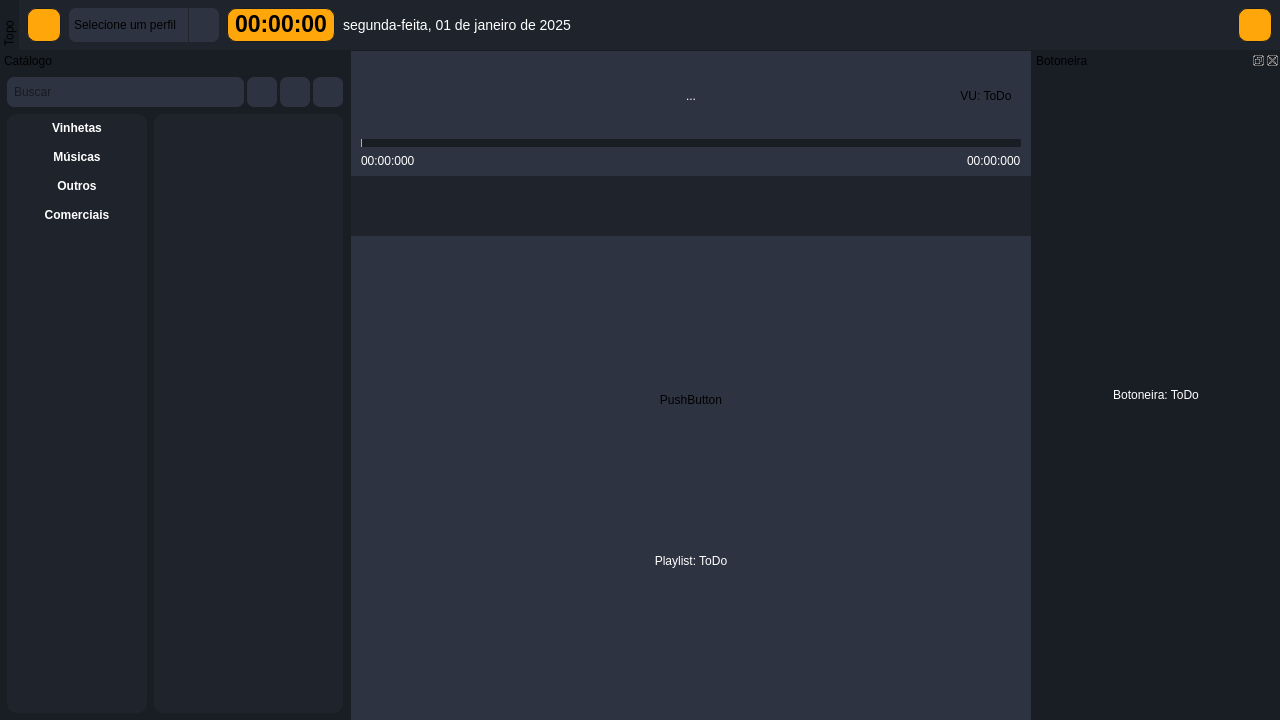
Old version of the form frontend/flow.ui in the repository BrunoCardosoFS/NaxiStudioFlow.
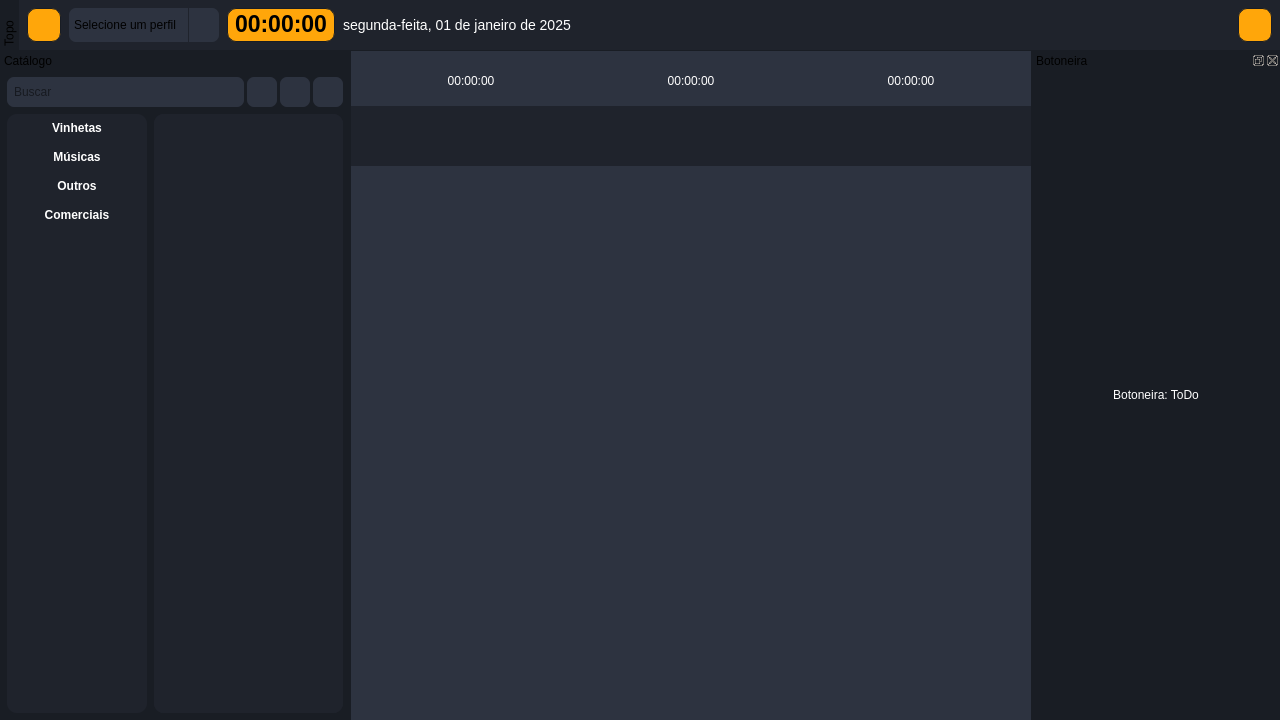
New version of the form. Icons and pictures are not drawn.

Commit message: Added a clipPath to the PlaylistItem painter

```diff
--- a/frontend/flow.ui
+++ b/frontend/flow.ui
@@ -325,7 +325,7 @@
        <item>
         <widget class="QWidget" name="PlayerInfo" native="true">
          <property name="sizePolicy">
-          <sizepolicy hsizetype="Expanding" vsizetype="Expanding">
+          <sizepolicy hsizetype="Expanding" vsizetype="Fixed">
            <horstretch>0</horstretch>
            <verstretch>0</verstretch>
           </sizepolicy>
@@ -333,10 +333,16 @@
          <property name="minimumSize">
           <size>
            <width>0</width>
-           <height>100</height>
+           <height>50</height>
           </size>
          </property>
-         <layout class="QVBoxLayout" name="verticalLayout_5">
+         <property name="maximumSize">
+          <size>
+           <width>16777215</width>
+           <height>50</height>
+          </size>
+         </property>
+         <layout class="QHBoxLayout" name="horizontalLayout_3">
           <property name="spacing">
            <number>0</number>
           </property>
@@ -353,190 +359,60 @@
            <number>0</number>
           </property>
           <item>
-           <widget class="QWidget" name="PlayerInfos" native="true">
+           <widget class="QLabel" name="label_7">
             <property name="sizePolicy">
              <sizepolicy hsizetype="Expanding" vsizetype="Expanding">
               <horstretch>0</horstretch>
               <verstretch>0</verstretch>
              </sizepolicy>
             </property>
-            <layout class="QHBoxLayout" name="horizontalLayout_4">
-             <property name="spacing">
-              <number>5</number>
-             </property>
-             <property name="leftMargin">
-              <number>0</number>
-             </property>
-             <property name="topMargin">
-              <number>0</number>
-             </property>
-             <property name="rightMargin">
-              <number>0</number>
-             </property>
-             <property name="bottomMargin">
-              <number>5</number>
-             </property>
-             <item>
-              <widget class="QLabel" name="PlayerCover">
-               <property name="sizePolicy">
-                <sizepolicy hsizetype="Fixed" vsizetype="Fixed">
-                 <horstretch>0</horstretch>
-                 <verstretch>0</verstretch>
-                </sizepolicy>
-               </property>
-               <property name="minimumSize">
-                <size>
-                 <width>70</width>
-                 <height>70</height>
-                </size>
-               </property>
-               <property name="maximumSize">
-                <size>
-                 <width>70</width>
-                 <height>70</height>
-                </size>
-               </property>
-               <property name="text">
-                <string/>
-               </property>
-               <property name="pixmap">
-                <pixmap resource="resources/flow.qrc">:/images/icons/media-music.svg</pixmap>
-               </property>
-               <property name="scaledContents">
-                <bool>true</bool>
-               </property>
-               <property name="alignment">
-                <set>Qt::AlignmentFlag::AlignCenter</set>
-               </property>
-              </widget>
-             </item>
-             <item>
-              <widget class="QLabel" name="PlayerTitle">
-               <property name="sizePolicy">
-                <sizepolicy hsizetype="Expanding" vsizetype="Expanding">
-                 <horstretch>0</horstretch>
-                 <verstretch>0</verstretch>
-                </sizepolicy>
-               </property>
-               <property name="text">
-                <string>...</string>
-               </property>
-               <property name="alignment">
-                <set>Qt::AlignmentFlag::AlignCenter</set>
-               </property>
-               <property name="wordWrap">
-                <bool>true</bool>
-               </property>
-              </widget>
-             </item>
-             <item>
-              <widget class="QWidget" name="PlayerVU" native="true">
-               <property name="sizePolicy">
-                <sizepolicy hsizetype="Fixed" vsizetype="Fixed">
-                 <horstretch>0</horstretch>
-                 <verstretch>0</verstretch>
-                </sizepolicy>
-               </property>
-               <property name="minimumSize">
-                <size>
-                 <width>70</width>
-                 <height>70</height>
-                </size>
-               </property>
-               <property name="maximumSize">
-                <size>
-                 <width>70</width>
-                 <height>70</height>
-                </size>
-               </property>
-               <layout class="QVBoxLayout" name="verticalLayout_6">
-                <property name="leftMargin">
-                 <number>0</number>
-                </property>
-                <property name="topMargin">
-                 <number>0</number>
-                </property>
-                <property name="rightMargin">
-                 <number>0</number>
-                </property>
-                <property name="bottomMargin">
-                 <number>0</number>
-                </property>
-                <item>
-                 <widget class="QPushButton" name="pushButton_3">
-                  <property name="text">
-                   <string>VU: ToDo</string>
-                  </property>
-                 </widget>
-                </item>
-               </layout>
-              </widget>
-             </item>
-            </layout>
+            <property name="text">
+             <string>00:00:00</string>
+            </property>
+            <property name="scaledContents">
+             <bool>false</bool>
+            </property>
+            <property name="alignment">
+             <set>Qt::AlignmentFlag::AlignCenter</set>
+            </property>
            </widget>
           </item>
           <item>
-           <widget class="QSlider" name="PlayerSlider">
-            <property name="value">
-             <number>0</number>
+           <widget class="QLabel" name="label_8">
+            <property name="sizePolicy">
+             <sizepolicy hsizetype="Expanding" vsizetype="Expanding">
+              <horstretch>0</horstretch>
+              <verstretch>0</verstretch>
+             </sizepolicy>
             </property>
-            <property name="orientation">
-             <enum>Qt::Orientation::Horizontal</enum>
+            <property name="text">
+             <string>00:00:00</string>
             </property>
+            <property name="scaledContents">
+             <bool>false</bool>
+            </property>
+            <property name="alignment">
+             <set>Qt::AlignmentFlag::AlignCenter</set>
+            </property>
            </widget>
           </item>
           <item>
-           <widget class="QWidget" name="PlayerTime" native="true">
+           <widget class="QLabel" name="label">
             <property name="sizePolicy">
-             <sizepolicy hsizetype="Expanding" vsizetype="Fixed">
+             <sizepolicy hsizetype="Expanding" vsizetype="Expanding">
               <horstretch>0</horstretch>
               <verstretch>0</verstretch>
              </sizepolicy>
             </property>
-            <layout class="QHBoxLayout" name="horizontalLayout_3">
-             <property name="spacing">
-              <number>0</number>
-             </property>
-             <property name="leftMargin">
-              <number>0</number>
-             </property>
-             <property name="topMargin">
-              <number>0</number>
-             </property>
-             <property name="rightMargin">
-              <number>0</number>
-             </property>
-             <property name="bottomMargin">
-              <number>0</number>
-             </property>
-             <item>
-              <widget class="QLabel" name="PlayerCurrentTime">
-               <property name="text">
-                <string>00:00:000</string>
-               </property>
-              </widget>
-             </item>
-             <item>
-              <spacer name="horizontalSpacer_6">
-               <property name="orientation">
-                <enum>Qt::Orientation::Horizontal</enum>
-               </property>
-               <property name="sizeHint" stdset="0">
-                <size>
-                 <width>40</width>
-                 <height>20</height>
-                </size>
-               </property>
-              </spacer>
-             </item>
-             <item>
-              <widget class="QLabel" name="PlayerDuration">
-               <property name="text">
-                <string>00:00:000</string>
-               </property>
-              </widget>
-             </item>
-            </layout>
+            <property name="text">
+             <string>00:00:00</string>
+            </property>
+            <property name="scaledContents">
+             <bool>false</bool>
+            </property>
+            <property name="alignment">
+             <set>Qt::AlignmentFlag::AlignCenter</set>
+            </property>
            </widget>
           </item>
          </layout>
@@ -848,7 +724,7 @@
          <x>0</x>
          <y>0</y>
          <width>680</width>
-         <height>481</height>
+         <height>554</height>
         </rect>
        </property>
        <layout class="QVBoxLayout" name="verticalLayout_7">
@@ -867,35 +743,6 @@
         <property name="bottomMargin">
          <number>20</number>
         </property>
-        <item>
-         <widget class="QPushButton" name="pushButton_7">
-          <property name="sizePolicy">
-           <sizepolicy hsizetype="Expanding" vsizetype="Fixed">
-            <horstretch>0</horstretch>
-            <verstretch>0</verstretch>
-           </sizepolicy>
-          </property>
-          <property name="text">
-           <string>PushButton</string>
-          </property>
-         </widget>
-        </item>
-        <item>
-         <widget class="QLabel" name="label">
-          <property name="sizePolicy">
-           <sizepolicy hsizetype="Expanding" vsizetype="Fixed">
-            <horstretch>0</horstretch>
-            <verstretch>0</verstretch>
-           </sizepolicy>
-          </property>
-          <property name="text">
-           <string>Playlist: ToDo</string>
-          </property>
-          <property name="alignment">
-           <set>Qt::AlignmentFlag::AlignCenter</set>
-          </property>
-         </widget>
-        </item>
        </layout>
       </widget>
      </widget>
```
The commit also changes 2 other files.
